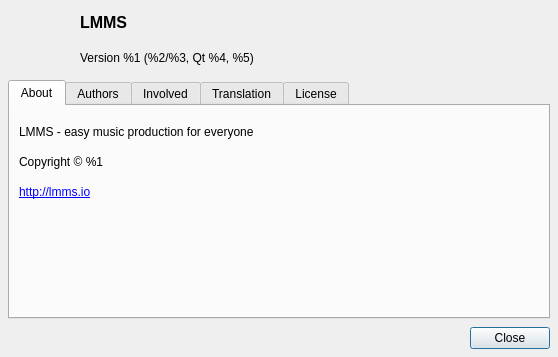
Above: src/gui/dialogs/about_dialog.ui from LMMS/lmms before the change. Below: the same form after it.
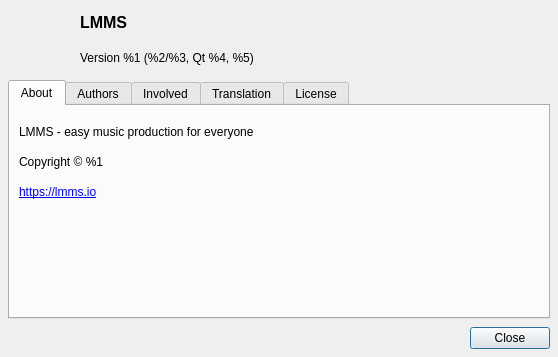
That is the form after the change.

Patch:
```diff
--- a/src/gui/dialogs/about_dialog.ui
+++ b/src/gui/dialogs/about_dialog.ui
@@ -161,7 +161,7 @@
        <item>
         <widget class="QLabel" name="label_4">
          <property name="text">
-          <string>&lt;html&gt;&lt;head/&gt;&lt;body&gt;&lt;p&gt;&lt;a href=&quot;http://lmms.io&quot;&gt;&lt;span style=&quot; text-decoration: underline; color:#0000ff;&quot;&gt;http://lmms.io&lt;/span&gt;&lt;/a&gt;&lt;/p&gt;&lt;/body&gt;&lt;/html&gt;</string>
+          <string>&lt;html&gt;&lt;head/&gt;&lt;body&gt;&lt;p&gt;&lt;a href=&quot;https://lmms.io&quot;&gt;&lt;span style=&quot; text-decoration: underline; color:#0000ff;&quot;&gt;https://lmms.io&lt;/span&gt;&lt;/a&gt;&lt;/p&gt;&lt;/body&gt;&lt;/html&gt;</string>
          </property>
          <property name="wordWrap">
           <bool>true</bool>
```
